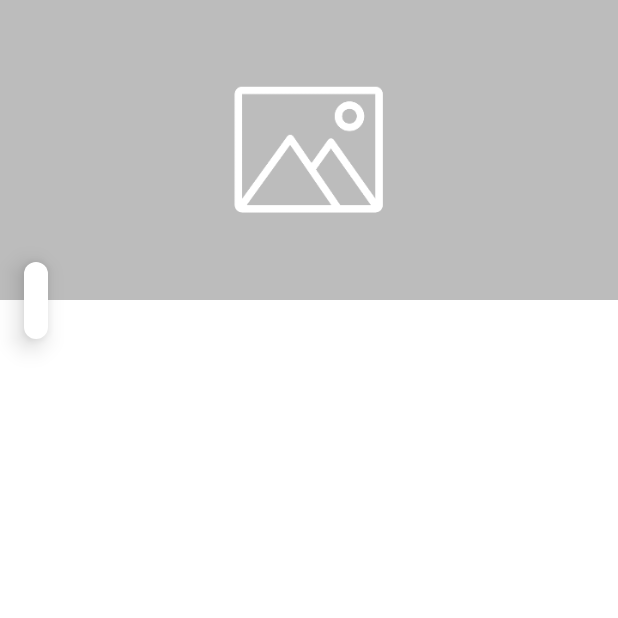
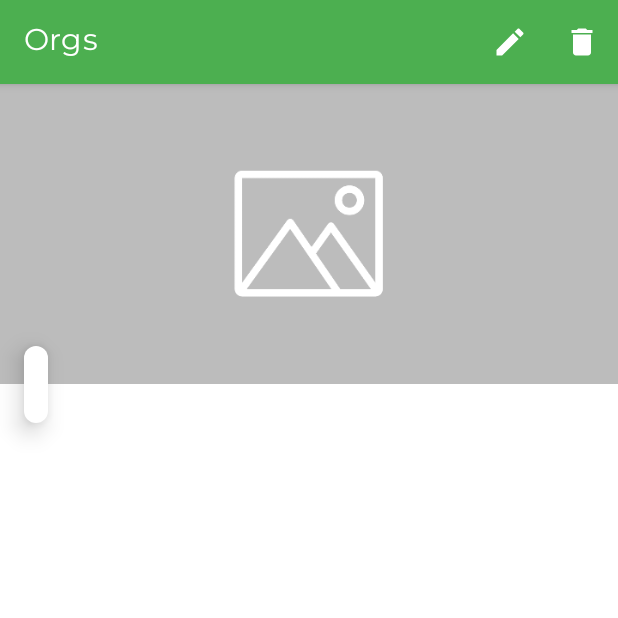
Before and after one commit to Pardiniii/Orgs, an Android app: the DetalhesProdutoActivity screen opened directly, with no data from a screen before it, on a phone screen of 412 x 824 dp, the top half of it. Run offline under Robolectric (Android 15) with nearby library versions, the phone set to English and light mode, and no system bars; 1 statement that could not run was skipped.

Commit message:
Implementando opções de editar e remover e seus listeners no detalhes produto

```diff
--- a/app/src/main/java/com/gustavo/orgs/database/AppDataBase.kt
+++ b/app/src/main/java/com/gustavo/orgs/database/AppDataBase.kt
@@ -9,7 +9,7 @@ import com.gustavo.orgs.database.converter.Converters
 import com.gustavo.orgs.database.dao.ProdutoDAO
 import com.gustavo.orgs.model.Produto
 
-@Database(entities = [Produto::class], version = 1)
+@Database(entities = [Produto::class], version = 1, exportSchema = true)
 @TypeConverters(Converters::class)
 abstract class AppDataBase : RoomDatabase(){
     abstract fun produtoDAO() : ProdutoDAO
--- a/app/src/main/java/com/gustavo/orgs/ui/activity/DetalhesProdutoActivity.kt
+++ b/app/src/main/java/com/gustavo/orgs/ui/activity/DetalhesProdutoActivity.kt
@@ -1,7 +1,10 @@
 package com.gustavo.orgs.ui.activity
 
 import android.os.Bundle
+import android.view.Menu
+import android.view.MenuItem
 import androidx.appcompat.app.AppCompatActivity
+import com.gustavo.orgs.R
 import com.gustavo.orgs.databinding.ActivityDetalhesProdutoBinding
 import com.gustavo.orgs.extensions.formataParaMoedaBrasileira
 import com.gustavo.orgs.extensions.tentaCarregarImagem
@@ -15,9 +18,26 @@ class DetalhesProdutoActivity : AppCompatActivity() {
 
     override fun onCreate(savedInstanceState: Bundle?) {
         super.onCreate(savedInstanceState)
-        supportActionBar?.hide()
+        //supportActionBar?.hide()
         setContentView(binding.root)
         tentaCarregarProduto()
+    }
+
+    override fun onCreateOptionsMenu(menu: Menu?): Boolean {
+        menuInflater.inflate(R.menu.menu_detalhes_produto, menu)
+        return super.onCreateOptionsMenu(menu)
+    }
+
+    override fun onOptionsItemSelected(item: MenuItem): Boolean {
+        when(item.itemId){
+            R.id.menu_detalhes_produto_editar -> {
+
+            }
+            R.id.menu_detalhes_produto_excluir -> {
+
+            }
+        }
+        return super.onOptionsItemSelected(item)
     }
 
     private fun tentaCarregarProduto() {
--- a/app/src/main/java/com/gustavo/orgs/ui/recyclerview/adapter/ListaProdutosAdapter.kt
+++ b/app/src/main/java/com/gustavo/orgs/ui/recyclerview/adapter/ListaProdutosAdapter.kt
@@ -18,7 +18,7 @@ import java.util.Locale
 
 class ListaProdutosAdapter(
     private val context : Context,
-    produtos : List<Produto>,
+    produtos : List<Produto> = emptyList(),
     var quandoClicaNoItem: (produto: Produto) -> Unit = {}
 ) : RecyclerView.Adapter<ListaProdutosAdapter.ViewHolder>() {
 
--- /dev/null
+++ b/app/src/main/res/drawable/ic_action_delete.xml
@@ -0,0 +1,5 @@
+<vector xmlns:android="http://schemas.android.com/apk/res/android" android:height="24dp" android:tint="#FFFFFF" android:viewportHeight="24" android:viewportWidth="24" android:width="24dp">
+
+    <path android:fillColor="@android:color/white" android:pathData="M6,19c0,1.1 0.9,2 2,2h8c1.1,0 2,-0.9 2,-2V7H6v12zM19,4h-3.5l-1,-1h-5l-1,1H5v2h14V4z"/>
+
+</vector>
--- /dev/null
+++ b/app/src/main/res/drawable/ic_action_edit2.xml
@@ -0,0 +1,5 @@
+<vector xmlns:android="http://schemas.android.com/apk/res/android" android:height="24dp" android:tint="#FFFFFF" android:viewportHeight="24" android:viewportWidth="24" android:width="24dp">
+
+    <path android:fillColor="@android:color/white" android:pathData="M3,17.25V21h3.75L17.81,9.94l-3.75,-3.75L3,17.25zM20.71,7.04c0.39,-0.39 0.39,-1.02 0,-1.41l-2.34,-2.34c-0.39,-0.39 -1.02,-0.39 -1.41,0l-1.83,1.83 3.75,3.75 1.83,-1.83z"/>
+
+</vector>
--- /dev/null
+++ b/app/src/main/res/drawable/ic_action_editar.xml
@@ -0,0 +1,5 @@
+<vector xmlns:android="http://schemas.android.com/apk/res/android" android:height="24dp" android:tint="#000000" android:viewportHeight="24" android:viewportWidth="24" android:width="24dp">
+
+    <path android:fillColor="@android:color/white" android:pathData="M3,17.25V21h3.75L17.81,9.94l-3.75,-3.75L3,17.25zM20.71,7.04c0.39,-0.39 0.39,-1.02 0,-1.41l-2.34,-2.34c-0.39,-0.39 -1.02,-0.39 -1.41,0l-1.83,1.83 3.75,3.75 1.83,-1.83z"/>
+
+</vector>
--- a/app/src/main/res/layout/activity_detalhes_produto.xml
+++ b/app/src/main/res/layout/activity_detalhes_produto.xml
@@ -11,7 +11,6 @@
         android:layout_width="match_parent"
         android:layout_height="match_parent"
         tools:context=".ui.activity.DetalhesProdutoActivity">
-
 
         <ImageView
             android:id="@+id/detalhes_imagem_produto"
--- /dev/null
+++ b/app/src/main/res/menu/menu_detalhes_produto.xml
@@ -0,0 +1,16 @@
+<?xml version="1.0" encoding="utf-8"?>
+<menu xmlns:app="http://schemas.android.com/apk/res-auto"
+    xmlns:android="http://schemas.android.com/apk/res/android">
+
+    <item
+        android:id="@+id/menu_detalhes_produto_editar"
+        android:icon="@drawable/ic_action_edit2"
+        android:title="Editar"
+        app:showAsAction="ifRoom" />
+
+    <item
+        android:id="@+id/menu_detalhes_produto_excluir"
+        android:icon="@drawable/ic_action_delete"
+        android:title="Excluir"
+        app:showAsAction="ifRoom"/>
+</menu>
```
Also changed, not shown: app/build.gradle.kts (+7 -0 lines), app/src/main/java/com/gustavo/orgs/dao/ProdutosDAO.kt (deleted, +0 -19 lines), app/src/main/java/com/gustavo/orgs/ui/activity/FormularioProdutoActivity.kt (+0 -16 lines), app/src/main/java/com/gustavo/orgs/ui/activity/ListaProdutosActivity.kt (+1 -10 lines), 1 other file.
